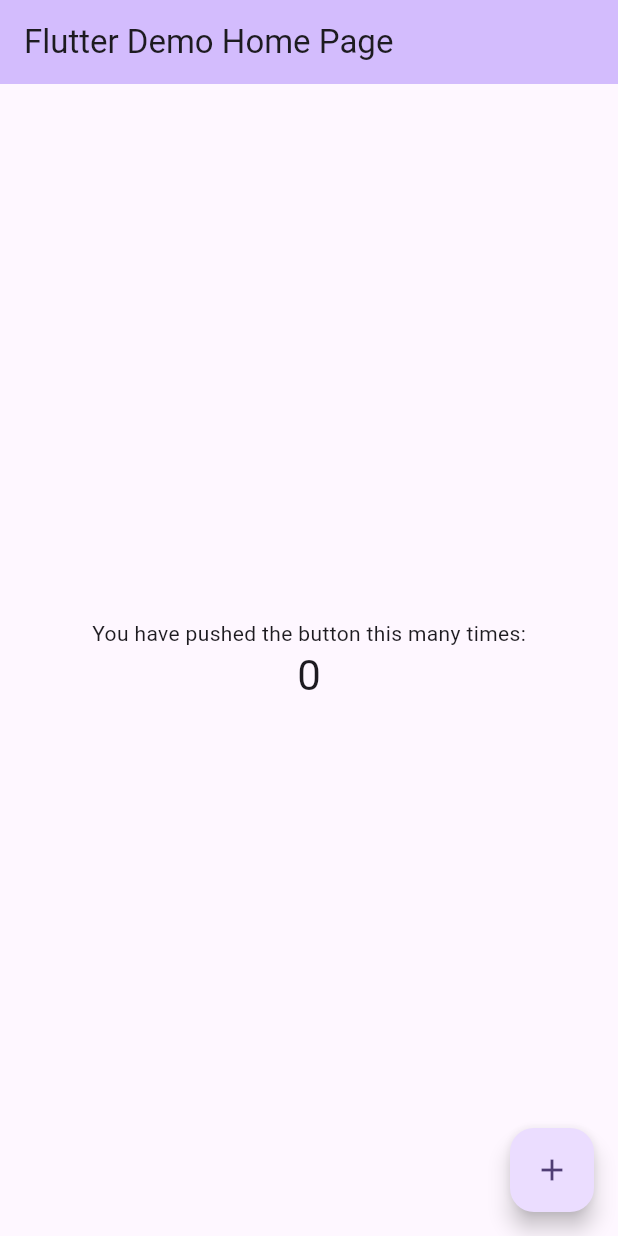
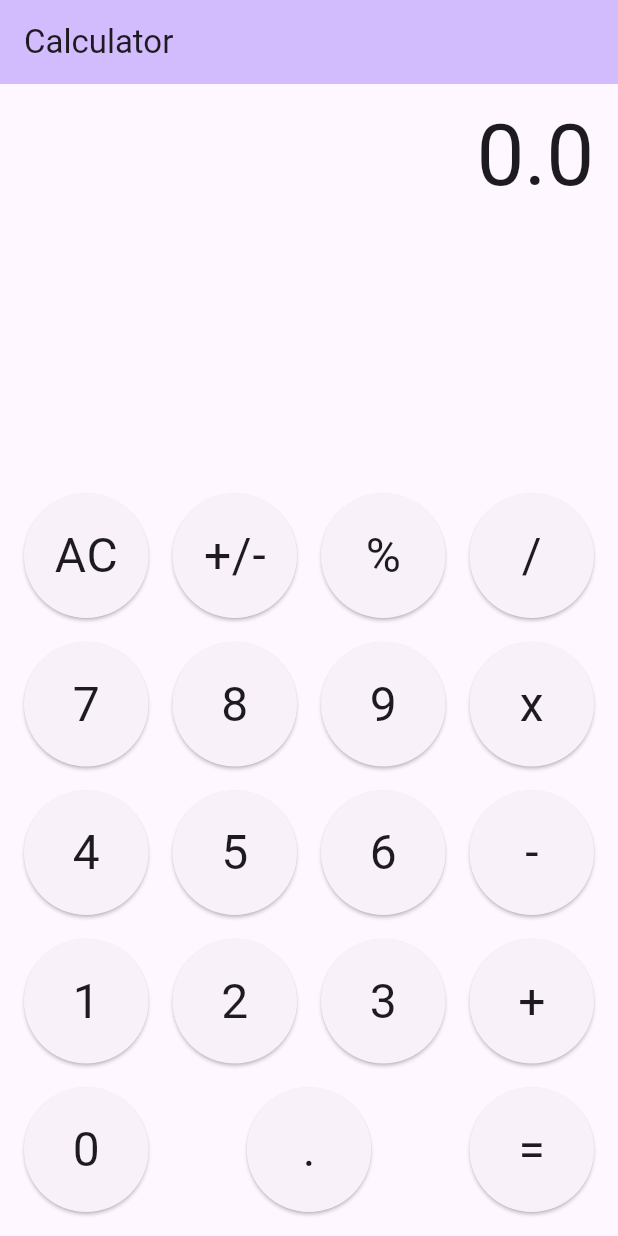
Before and after one commit to abdul-rehman-tps/calculator_flutter, a Flutter app: the screen it shows after launch, on a phone screen of 412 x 824 dp. Run offline on Flutter 3.47's test engine with Material 3 defaults, Android fonts, the phone set to English and light mode, and no system bars.

Commit message:
Updated UI

```diff
--- a/lib/main.dart
+++ b/lib/main.dart
@@ -1,3 +1,4 @@
+import 'package:calculator_flutter/ui/screens/my_home_page/my_home_page.dart';
 import 'package:flutter/material.dart';
 
 void main() {
@@ -13,113 +14,11 @@
     return MaterialApp(
       title: 'Flutter Demo',
       theme: ThemeData(
-        // This is the theme of your application.
-        //
-        // TRY THIS: Try running your application with "flutter run". You'll see
-        // the application has a purple toolbar. Then, without quitting the app,
-        // try changing the seedColor in the colorScheme below to Colors.green
-        // and then invoke "hot reload" (save your changes or press the "hot
-        // reload" button in a Flutter-supported IDE, or press "r" if you used
-        // the command line to start the app).
-        //
-        // Notice that the counter didn't reset back to zero; the application
-        // state is not lost during the reload. To reset the state, use hot
-        // restart instead.
-        //
-        // This works for code too, not just values: Most code changes can be
-        // tested with just a hot reload.
         colorScheme: ColorScheme.fromSeed(seedColor: Colors.deepPurple),
         useMaterial3: true,
       ),
-      home: const MyHomePage(title: 'Flutter Demo Home Page'),
+      darkTheme: ThemeData(brightness: Brightness.dark),
+      home: const MyHomePage(),
     );
   }
 }
-
-class MyHomePage extends StatefulWidget {
-  const MyHomePage({super.key, required this.title});
-
-  // This widget is the home page of your application. It is stateful, meaning
-  // that it has a State object (defined below) that contains fields that affect
-  // how it looks.
-
-  // This class is the configuration for the state. It holds the values (in this
-  // case the title) provided by the parent (in this case the App widget) and
-  // used by the build method of the State. Fields in a Widget subclass are
-  // always marked "final".
-
-  final String title;
-
-  @override
-  State<MyHomePage> createState() => _MyHomePageState();
-}
-
-class _MyHomePageState extends State<MyHomePage> {
-  int _counter = 0;
-
-  void _incrementCounter() {
-    setState(() {
-      // This call to setState tells the Flutter framework that something has
-      // changed in this State, which causes it to rerun the build method below
-      // so that the display can reflect the updated values. If we changed
-      // _counter without calling setState(), then the build method would not be
-      // called again, and so nothing would appear to happen.
-      _counter++;
-    });
-  }
-
-  @override
-  Widget build(BuildContext context) {
-    // This method is rerun every time setState is called, for instance as done
-    // by the _incrementCounter method above.
-    //
-    // The Flutter framework has been optimized to make rerunning build methods
-    // fast, so that you can just rebuild anything that needs updating rather
-    // than having to individually change instances of widgets.
-    return Scaffold(
-      appBar: AppBar(
-        // TRY THIS: Try changing the color here to a specific color (to
-        // Colors.amber, perhaps?) and trigger a hot reload to see the AppBar
-        // change color while the other colors stay the same.
-        backgroundColor: Theme.of(context).colorScheme.inversePrimary,
-        // Here we take the value from the MyHomePage object that was created by
-        // the App.build method, and use it to set our appbar title.
-        title: Text(widget.title),
-      ),
-      body: Center(
-        // Center is a layout widget. It takes a single child and positions it
-        // in the middle of the parent.
-        child: Column(
-          // Column is also a layout widget. It takes a list of children and
-          // arranges them vertically. By default, it sizes itself to fit its
-          // children horizontally, and tries to be as tall as its parent.
-          //
-          // Column has various properties to control how it sizes itself and
-          // how it positions its children. Here we use mainAxisAlignment to
-          // center the children vertically; the main axis here is the vertical
-          // axis because Columns are vertical (the cross axis would be
-          // horizontal).
-          //
-          // TRY THIS: Invoke "debug painting" (choose the "Toggle Debug Paint"
-          // action in the IDE, or press "p" in the console), to see the
-          // wireframe for each widget.
-          mainAxisAlignment: MainAxisAlignment.center,
-          children: <Widget>[
-            const Text(
-              'You have pushed the button this many times:',
-            ),
-            Text(
-              '$_counter',
-              style: Theme.of(context).textTheme.headlineMedium,
-            ),
-          ],
-        ),
-      ),
-      floatingActionButton: FloatingActionButton(
-        onPressed: _incrementCounter,
-        tooltip: 'Increment',
-        child: const Icon(Icons.add),
-      ), // This trailing comma makes auto-formatting nicer for build methods.
-    );
-  }
-}
--- /dev/null
+++ b/lib/ui/screens/my_home_page/my_home_page.dart
@@ -0,0 +1,202 @@
+import 'package:calculator_flutter/ui/widgets/my_button.dart';
+import 'package:flutter/material.dart';
+
+class MyHomePage extends StatefulWidget {
+  const MyHomePage({super.key});
+
+  @override
+  State<MyHomePage> createState() => _MyHomePageState();
+}
+
+class _MyHomePageState extends State<MyHomePage> {
+  double _result = 0;
+
+  String? value;
+
+  String? operation;
+
+  void applyOperation() {
+    if (value == null || operation == null) return;
+    double value2 = double.tryParse(value!) ?? 0;
+    switch (operation) {
+      case '+':
+        _result += value2;
+        break;
+      case '-':
+        _result -= value2;
+        break;
+      case 'x':
+        _result *= value2;
+        break;
+      case '/':
+        _result -= value2;
+        break;
+      case '%':
+        _result = _result / 100;
+        break;
+    }
+
+    setState(() {
+      value = null;
+      operation = null;
+      _result = _result;
+    });
+  }
+
+  void clear() {
+    setState(() {
+      value = null;
+      operation = null;
+      _result = 0;
+    });
+  }
+
+  @override
+  Widget build(BuildContext context) {
+    return Scaffold(
+      appBar: AppBar(
+        backgroundColor: Theme.of(context).colorScheme.inversePrimary,
+        title: const Text('Calculator'),
+      ),
+      body: Padding(
+        padding: const EdgeInsets.all(16.0),
+        child: Column(
+          mainAxisSize: MainAxisSize.max,
+          children: [
+            Expanded(
+              child: Column(
+                mainAxisSize: MainAxisSize.min,
+                children: [
+                  Row(
+                    mainAxisAlignment: MainAxisAlignment.end,
+                    children: [
+                      Text(
+                        _result.toString(),
+                        style: Theme.of(context).textTheme.displayLarge,
+                      ),
+                    ],
+                  ),
+                  Row(
+                    mainAxisAlignment: MainAxisAlignment.end,
+                    children: [
+                      Text(
+                        operation ?? value ?? '',
+                        style: Theme.of(context).textTheme.displayMedium,
+                      ),
+                    ],
+                  ),
+                ],
+              ),
+            ),
+            const SizedBox(height: 16),
+            Row(
+              mainAxisAlignment: MainAxisAlignment.spaceBetween,
+              children: [
+                MyButton(
+                  buttonText: 'AC',
+                  onPressed: clear,
+                ),
+                MyButton(
+                  buttonText: '+/-',
+                  onPressed: () => {},
+                ),
+                MyButton(
+                  buttonText: '%',
+                  onPressed: () => {},
+                ),
+                MyButton(
+                  buttonText: '/',
+                  onPressed: () => {},
+                ),
+              ],
+            ),
+            const SizedBox(height: 16),
+            Row(
+              mainAxisAlignment: MainAxisAlignment.spaceBetween,
+              children: [
+                MyButton(
+                  buttonText: '7',
+                  onPressed: clear,
+                ),
+                MyButton(
+                  buttonText: '8',
+                  onPressed: () => {},
+                ),
+                MyButton(
+                  buttonText: '9',
+                  onPressed: () => {},
+                ),
+                MyButton(
+                  buttonText: 'x',
+                  onPressed: () => {},
+                ),
+              ],
+            ),
+            const SizedBox(height: 16),
+            Row(
+              mainAxisAlignment: MainAxisAlignment.spaceBetween,
+              children: [
+                MyButton(
+                  buttonText: '4',
+                  onPressed: clear,
+                ),
+                MyButton(
+                  buttonText: '5',
+                  onPressed: () => {},
+                ),
+                MyButton(
+                  buttonText: '6',
+                  onPressed: () => {},
+                ),
+                MyButton(
+                  buttonText: '-',
+                  onPressed: () => {},
+                ),
+              ],
+            ),
+            const SizedBox(height: 16),
+            Row(
+              mainAxisAlignment: MainAxisAlignment.spaceBetween,
+              children: [
+                MyButton(
+                  buttonText: '1',
+                  onPressed: clear,
+                ),
+                MyButton(
+                  buttonText: '2',
+                  onPressed: () => {},
+                ),
+                MyButton(
+                  buttonText: '3',
+                  onPressed: () => {},
+                ),
+                MyButton(
+                  buttonText: '+',
+                  onPressed: () => {},
+                ),
+              ],
+            ),
+            const SizedBox(height: 16),
+            Row(
+              mainAxisAlignment: MainAxisAlignment.spaceBetween,
+              children: [
+                MyButton(
+                  buttonText: '0',
+                  onPressed: clear,
+                ),
+                MyButton(
+                  buttonText: '.',
+                  onPressed: () => {},
+                ),
+                MyButton(
+                  buttonText: '=',
+                  onPressed: () => {},
+                ),
+              ],
+            ),
+          ],
+        ),
+      ),
+    );
+  }
+}
--- /dev/null
+++ b/lib/ui/widgets/my_button.dart
@@ -0,0 +1,36 @@
+import 'package:flutter/material.dart';
+
+class MyButton extends StatelessWidget {
+  final double? circleSize;
+  final VoidCallback onPressed;
+  final String buttonText;
+
+  const MyButton({
+    super.key,
+    this.circleSize,
+    required this.onPressed,
+    required this.buttonText,
+  });
+
+  @override
+  Widget build(BuildContext context) {
+    double screenWidth = MediaQuery.of(context).size.width;
+    double width = circleSize ?? ((screenWidth - 16) / 4) - 16;
+
+    return SizedBox(
+      width: width,
+      height: width,
+      child: ElevatedButton(
+        onPressed: onPressed,
+        style: ElevatedButton.styleFrom(
+          shape: const CircleBorder(),
+          padding: const EdgeInsets.all(16.0),
+        ),
+        child: Text(
+          buttonText,
+          style: Theme.of(context).textTheme.bodyLarge!.copyWith(fontSize: 32),
+        ),
+      ),
+    );
+  }
+}
--- a/pubspec.yaml
+++ b/pubspec.yaml
@@ -34,7 +34,8 @@ dependencies:
 
   # The following adds the Cupertino Icons font to your application.
   # Use with the CupertinoIcons class for iOS style icons.
-  cupertino_icons: ^1.0.2
+  cupertino_icons: ^1.0.6
+  flutter_bloc: ^8.1.3
 
 dev_dependencies:
   flutter_test:
```
